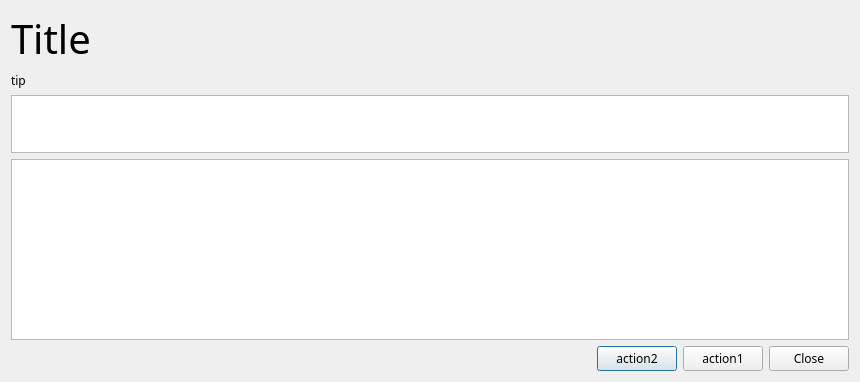
This is wikiLYNX/ui/baselist.ui in flamboyantpenguin/wikilynx as Qt 5 draws it before an edit. The edited form follows.
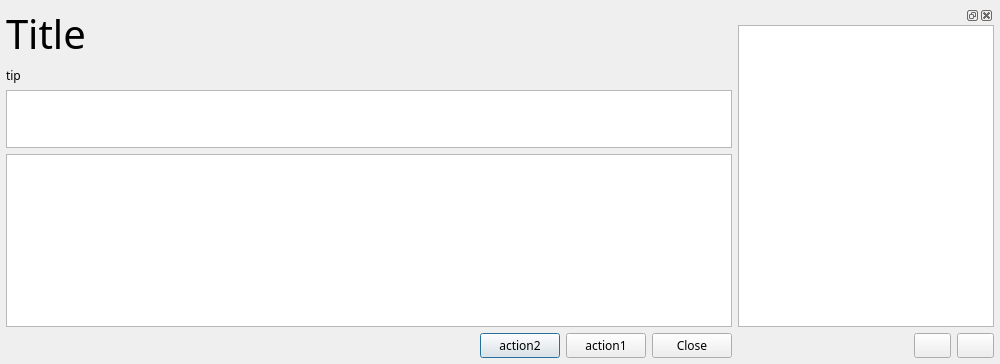
This is the edited form. Icons and pictures are not drawn.

Diff of the .ui file:
```diff
--- a/wikiLYNX/ui/baselist.ui
+++ b/wikiLYNX/ui/baselist.ui
@@ -6,8 +6,8 @@
    <rect>
     <x>0</x>
     <y>0</y>
-    <width>860</width>
-    <height>382</height>
+    <width>1000</width>
+    <height>364</height>
    </rect>
   </property>
   <property name="font">
@@ -18,7 +18,21 @@
   <property name="windowTitle">
    <string>Dialog</string>
   </property>
-  <layout class="QVBoxLayout" name="verticalLayout" stretch="0,0,1,0,0">
+  <layout class="QHBoxLayout" name="horizontalLayout_2" stretch="1,0">
+   <property name="leftMargin">
+    <number>6</number>
+   </property>
+   <property name="topMargin">
+    <number>6</number>
+   </property>
+   <property name="rightMargin">
+    <number>6</number>
+   </property>
+   <property name="bottomMargin">
+    <number>6</number>
+   </property>
+   <item>
+    <layout class="QVBoxLayout" name="verticalLayout">
    <item>
     <widget class="QLabel" name="title">
      <property name="font">
@@ -99,6 +113,91 @@
       </widget>
      </item>
     </layout>
+     </item>
+    </layout>
+   </item>
+   <item>
+    <widget class="QDockWidget" name="dock">
+     <property name="minimumSize">
+      <size>
+       <width>206</width>
+       <height>136</height>
+      </size>
+     </property>
+     <widget class="QWidget" name="dockWidgetContents">
+      <layout class="QVBoxLayout" name="verticalLayout_2">
+       <property name="leftMargin">
+        <number>0</number>
+       </property>
+       <property name="topMargin">
+        <number>0</number>
+       </property>
+       <property name="rightMargin">
+        <number>0</number>
+       </property>
+       <property name="bottomMargin">
+        <number>0</number>
+       </property>
+       <item>
+        <widget class="QTextBrowser" name="desc">
+         <property name="font">
+          <font>
+           <family>Comfortaa</family>
+           <pointsize>8</pointsize>
+          </font>
+         </property>
+         <property name="html">
+          <string>&lt;!DOCTYPE HTML PUBLIC &quot;-//W3C//DTD HTML 4.0//EN&quot; &quot;http://www.w3.org/TR/REC-html40/strict.dtd&quot;&gt;
+&lt;html&gt;&lt;head&gt;&lt;meta name=&quot;qrichtext&quot; content=&quot;1&quot; /&gt;&lt;meta charset=&quot;utf-8&quot; /&gt;&lt;style type=&quot;text/css&quot;&gt;
+p, li { white-space: pre-wrap; }
+hr { height: 1px; border-width: 0; }
+li.unchecked::marker { content: &quot;\2610&quot;; }
+li.checked::marker { content: &quot;\2612&quot;; }
+&lt;/style&gt;&lt;/head&gt;&lt;body style=&quot; font-family:'Comfortaa'; font-size:8pt; font-weight:400; font-style:normal;&quot;&gt;
+&lt;p style=&quot;-qt-paragraph-type:empty; margin-top:0px; margin-bottom:0px; margin-left:0px; margin-right:0px; -qt-block-indent:0; text-indent:0px;&quot;&gt;&lt;br /&gt;&lt;/p&gt;&lt;/body&gt;&lt;/html&gt;</string>
+         </property>
+        </widget>
+       </item>
+       <item>
+        <layout class="QHBoxLayout" name="horizontalLayout_3">
+         <item>
+          <spacer name="horizontalSpacer_2">
+           <property name="orientation">
+            <enum>Qt::Orientation::Horizontal</enum>
+           </property>
+           <property name="sizeHint" stdset="0">
+            <size>
+             <width>40</width>
+             <height>20</height>
+            </size>
+           </property>
+          </spacer>
+         </item>
+         <item>
+          <widget class="QPushButton" name="increaseFontSize">
+           <property name="text">
+            <string/>
+           </property>
+           <property name="icon">
+            <iconset theme="add"/>
+           </property>
+          </widget>
+         </item>
+         <item>
+          <widget class="QPushButton" name="decreaseFontSize">
+           <property name="text">
+            <string/>
+           </property>
+           <property name="icon">
+            <iconset theme="remove"/>
+           </property>
+          </widget>
+         </item>
+        </layout>
+       </item>
+      </layout>
+     </widget>
+    </widget>
    </item>
   </layout>
  </widget>
```
Left out of the diff: 4 changed lines with no effect on the pictures. Lines whose indentation alone changed are shown as unchanged.
